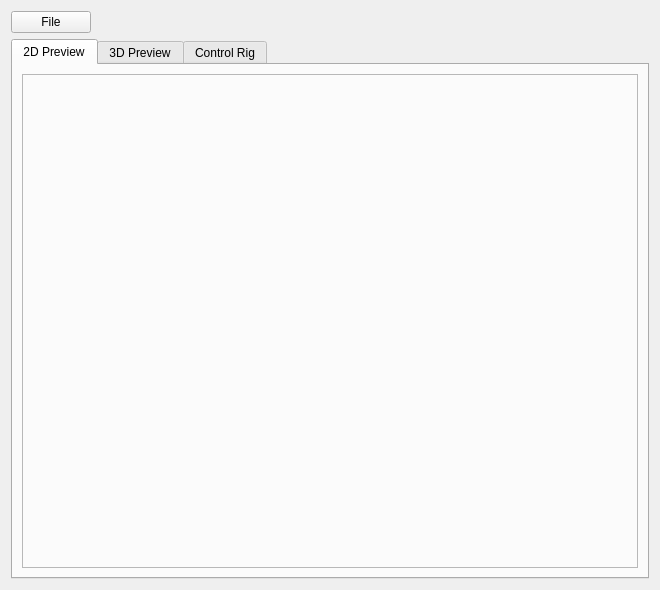
Qt form main.ui (krisbgit/oridesk) before a commit.
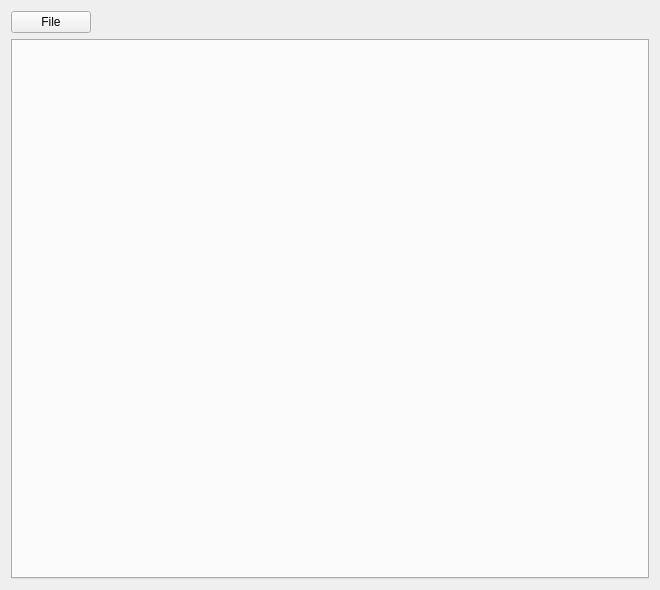
The same form after that commit.

Commit message: PyOpenGL Show SVG crease pattern in gui (only for Orihime/Oriedita .SVG's, need to extend parser for Illustrator and other)

The edit to the form file:
```diff
--- a/main.ui
+++ b/main.ui
@@ -48,39 +48,6 @@
      <property name="currentIndex">
       <number>0</number>
      </property>
-     <widget class="QWidget" name="tab">
-      <attribute name="title">
-       <string>2D Preview</string>
-      </attribute>
-      <layout class="QVBoxLayout" name="verticalLayout_2">
-       <item>
-        <widget class="QFrame" name="frame">
-         <property name="sizePolicy">
-          <sizepolicy hsizetype="Preferred" vsizetype="Preferred">
-           <horstretch>0</horstretch>
-           <verstretch>0</verstretch>
-          </sizepolicy>
-         </property>
-         <property name="frameShape">
-          <enum>QFrame::StyledPanel</enum>
-         </property>
-         <property name="frameShadow">
-          <enum>QFrame::Raised</enum>
-         </property>
-        </widget>
-       </item>
-      </layout>
-     </widget>
-     <widget class="QWidget" name="">
-      <attribute name="title">
-       <string>3D Preview</string>
-      </attribute>
-     </widget>
-     <widget class="QWidget" name="tab_2">
-      <attribute name="title">
-       <string>Control Rig</string>
-      </attribute>
-     </widget>
     </widget>
    </item>
   </layout>
```
Left out of the diff: 4 changed lines with no effect on the pictures. The commit also changes 4 other files.
